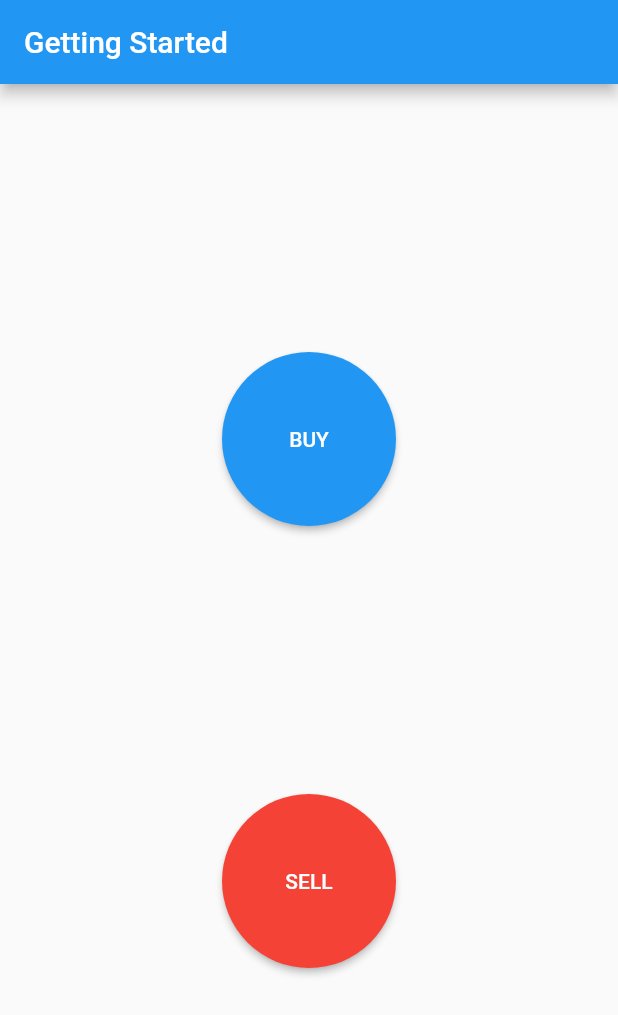
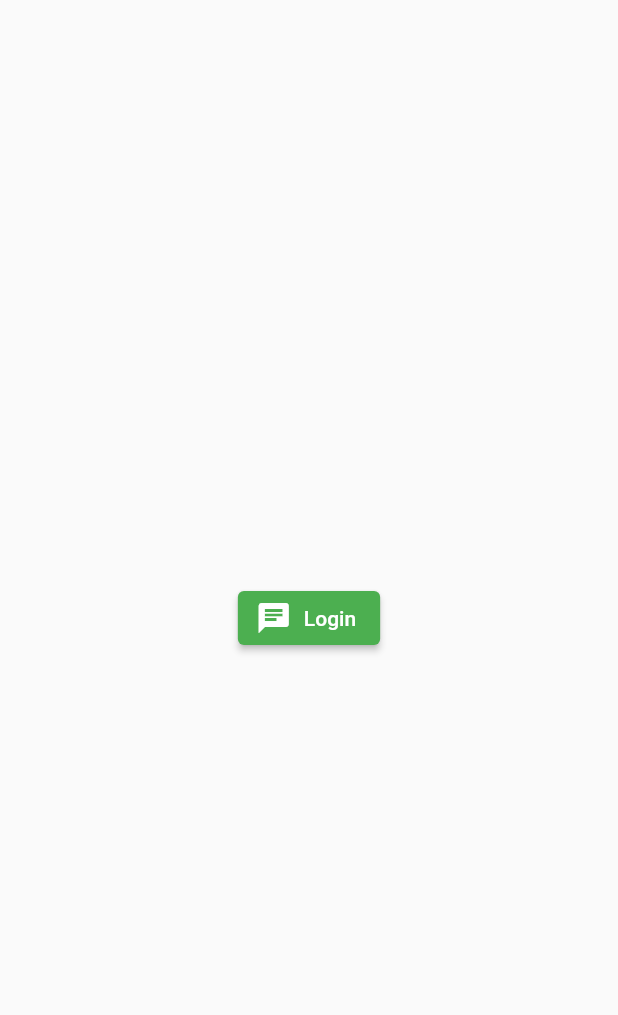
Before and after one commit to saransh484/flutter-app, a Flutter app: the screen it shows after launch, on a phone screen of 412 x 824 dp. Shown: the top 1015 px of the screen. Run offline on Flutter 3.47's test engine with Material 2 defaults, Android fonts, the phone set to English and light mode, and no system bars; our stand-ins replace after_layout, shared_preferences; missing offline and left inert: otpless_flutter.

Commit message:
new login screeen and otpless login

```diff
--- /dev/null
+++ b/lib/login.dart
@@ -0,0 +1,76 @@
+import 'package:flutter/material.dart';
+import 'package:flutter/src/widgets/framework.dart';
+import 'package:flutter/src/widgets/placeholder.dart';
+import 'package:myapp/home.dart';
+import 'package:otpless_flutter/otpless_flutter.dart';
+
+class LoginScreen extends StatefulWidget {
+  const LoginScreen({super.key});
+
+  @override
+  State<LoginScreen> createState() => _LoginScreenState();
+}
+
+class _LoginScreenState extends State<LoginScreen> {
+  final _otplessFlutterPlugin = Otpless();
+
+  // ** Function to initiate the login process
+  void initiateWhatsappLogin(String intentUrl) async{
+    var result = await _otplessFlutterPlugin.loginUsingWhatsapp(intentUrl: intentUrl);
+    switch (result['code']) {
+      case "581":
+        print(result['message']);
+        //TODO: handle whatsapp not found
+          Navigator.push(context, MaterialPageRoute(builder: (context)=> const HomeScreen()));
+        break;
+      default:
+    }
+  }
+
+  @override
+  void initState() {
+    super.initState();
+    initPlatformState();
+  }
+
+  // ** Function that is called when page is loaded
+  // ** We can check the auth state in this function
+  Future<void> initPlatformState() async {
+    _otplessFlutterPlugin.authStream.listen((token) {
+      // TODO: Handle user token like storing in SharedPreferences or navigation
+        Navigator.push(context, MaterialPageRoute(builder: (context)=> const HomeScreen()));
+      print(token);
+    });
+  }
+
+  @override
+  Widget build(BuildContext context) {
+    return Scaffold(
+      body: Center(
+        child: Column(
+          mainAxisAlignment: MainAxisAlignment.center,
+          children: [
+            ElevatedButton.icon(
+                icon: const Icon(Icons.chat),
+                label: Text("Login"), onPressed: () {
+                  initiateWhatsappLogin("https://svvv.authlink.me?redirectUri=svvvotpless://otpless");
+                },
+                style: ElevatedButton.styleFrom(
+                  backgroundColor: Colors.green
+                ),
+              ),
+          ],
+        ),
+      ),
+    );
+  }
+}
+
+/*
+//Add this to your screen widget view code
+CupertinoButton.filled(
+child: Text("ContinueWithWhatsApp"),
+onPressed: () {
+initiateWhatsappLogin("https://svvv.authlink.me?redirectUri=svvvotpless://otpless");
+})
+*/
--- a/lib/main.dart
+++ b/lib/main.dart
@@ -2,21 +2,32 @@ import 'dart:async';
 import 'package:after_layout/after_layout.dart';
 import 'package:flutter/material.dart';
 import 'package:myapp/home.dart';
+import 'package:myapp/login.dart';
 import 'package:myapp/page.dart';
 import 'package:shared_preferences/shared_preferences.dart';
+import 'package:otpless_flutter/otpless_flutter.dart';
 
 
 void main() => runApp(new MyApp());
 
-class MyApp extends StatelessWidget {
+class MyApp extends StatefulWidget {
+  @override
+  State<MyApp> createState() => _MyAppState();
+}
+
+class _MyAppState extends State<MyApp> {
   @override
   Widget build(BuildContext context) {
-    return  MaterialApp(
+    return  const MaterialApp(
       color: Colors.blue,
-      home: Splash(),
+      //home: Splash(),
+      home: LoginScreen(),
     );
   }
 }
+
+
+
 
 class Splash extends StatefulWidget {
   @override
@@ -24,21 +35,46 @@ class Splash extends StatefulWidget {
 }
 
 class SplashState extends State<Splash> with AfterLayoutMixin<Splash> {
+
+
+
+  String _waId = 'Unknown';
+  final _otplessFlutterPlugin = Otpless();
+
+  @override
+  void initState() {
+  super.initState();
+  initPlatformState();
+  }
+
+  // ** Function that is called when page is loaded
+  // ** We can check the auth state in this function
+  Future<void> initPlatformState() async {
+    _otplessFlutterPlugin.authStream.listen((token) {
+    setState(() {
+      _waId = token ?? "Unknown";
+      // Send the waId to your server and pass the waId in getUserDetail API to retrieve the user detail.
+      // Handle the signup/signin process here
+      });
+    });
+  }
+
+
   Future checkFirstSeen() async {
     SharedPreferences prefs = await SharedPreferences.getInstance();
     bool _seen = (prefs.getBool('seen') ?? false);
 
     if (_seen) {
       Navigator.of(context).pushReplacement(
-          new MaterialPageRoute(builder: (context) => new HomeScreen()));
+          MaterialPageRoute(builder: (context) => const HomeScreen()));
     } else {
       await prefs.setBool('seen', true);
       Navigator.of(context).pushReplacement(
-          new MaterialPageRoute(builder: (context) => new SplashScreen()));
+          MaterialPageRoute(builder: (context) => const SplashScreen()));
     }
   }
 
-@override
+  @override
   void afterFirstLayout(BuildContext context) => checkFirstSeen();
 
   @override
@@ -50,6 +86,7 @@ class SplashState extends State<Splash> with AfterLayoutMixin<Splash> {
     );
   }
 }
+
 
 
 
--- a/lib/page.dart
+++ b/lib/page.dart
@@ -2,6 +2,7 @@ import 'package:flutter/material.dart';
 import 'package:flutter/src/widgets/framework.dart';
 import 'package:flutter/src/widgets/placeholder.dart';
 import 'package:myapp/home.dart';
+import 'package:myapp/login.dart';
 
 class SplashScreen extends StatefulWidget {
   const SplashScreen({super.key});
@@ -23,7 +24,7 @@ class _SplashScreenState extends State<SplashScreen> {
         children: [
           MaterialButton(
           onPressed: () {
-            Navigator.push(context, MaterialPageRoute(builder: (context)=> const HomeScreen()));
+            Navigator.push(context, MaterialPageRoute(builder: (context)=> const LoginScreen()));
           },
           color: Colors.blue,
           textColor: Colors.white,
--- a/pubspec.yaml
+++ b/pubspec.yaml
@@ -38,6 +38,7 @@ dependencies:
   # The following adds the Cupertino Icons font to your application.
   # Use with the CupertinoIcons class for iOS style icons.
   cupertino_icons: ^1.0.2
+  otpless_flutter: ^1.0.8
 
 dev_dependencies:
   flutter_test:
```
Also changed, not shown: pubspec.lock, 1 other file.
